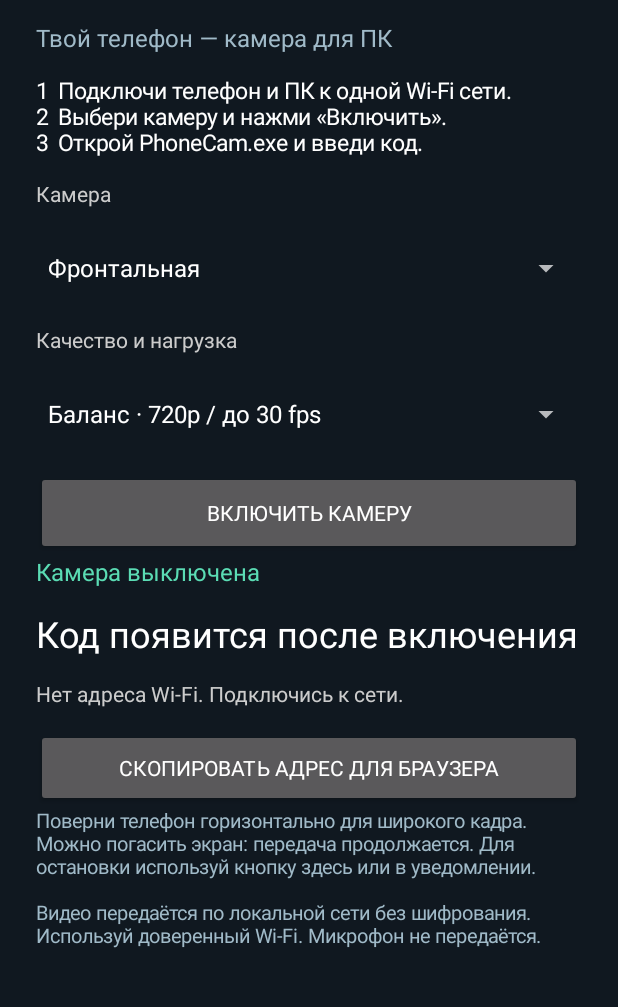
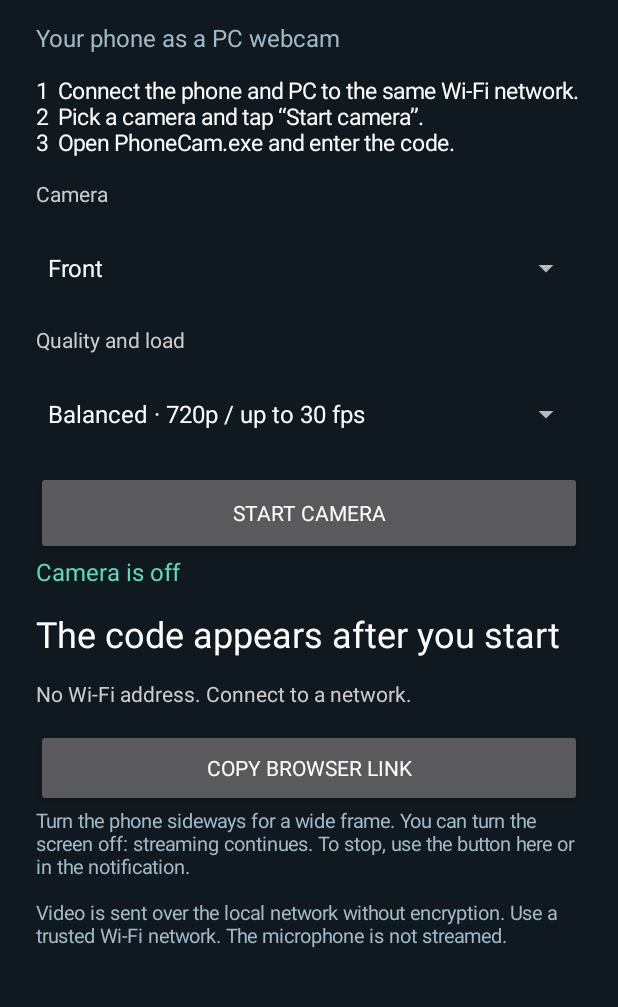
Before and after one commit to rsxcore/phonecam, an Android app: the screen it shows after launch (MainActivity), on a phone screen of 412 x 824 dp, the part 110-1117 px from its top. Run offline under Robolectric (Android 15) with nearby library versions, the phone set to English and light mode, and no system bars.

Commit message:
Translate docs and UI to English, add MIT license
- Rewrite README, DEVELOPMENT, TEST_REPORT, ROADMAP, HANDOFF in English
  with badges, tables, callouts and an architecture diagram
- Position PhoneCam as a free, open-source DroidCam alternative
- Translate Android app, browser viewer and Win32 client UI strings
- Add MIT LICENSE

Co-Authored-By: Claude Opus 5.5 <noreply@anthropic.com>

```diff
--- a/android/app/src/main/java/com/phonecam/MainActivity.kt
+++ b/android/app/src/main/java/com/phonecam/MainActivity.kt
@@ -50,34 +50,34 @@ class MainActivity : Activity() {
             root.addView(this, LinearLayout.LayoutParams(-1, -2).apply { bottomMargin = dp(14) })
         }
         text("PhoneCam", 34f)
-        text("Твой телефон — камера для ПК", 16f, Color.rgb(160, 186, 200))
-        text("1  Подключи телефон и ПК к одной Wi-Fi сети.\n2  Выбери камеру и нажми «Включить».\n3  Открой PhoneCam.exe и введи код.", 15f)
-        text("Камера", 14f, Color.LTGRAY)
+        text("Your phone as a PC webcam", 16f, Color.rgb(160, 186, 200))
+        text("1  Connect the phone and PC to the same Wi-Fi network.\n2  Pick a camera and tap “Start camera”.\n3  Open PhoneCam.exe and enter the code.", 15f)
+        text("Camera", 14f, Color.LTGRAY)
         fun spinner(items: Array<String>): Spinner = Spinner(this).apply {
             adapter = ArrayAdapter(this@MainActivity, android.R.layout.simple_spinner_dropdown_item, items)
             root.addView(this, LinearLayout.LayoutParams(-1, dp(52)).apply { bottomMargin = dp(12) })
         }
-        lens = spinner(arrayOf("Фронтальная", "Основная"))
-        text("Качество и нагрузка", 14f, Color.LTGRAY)
-        preset = spinner(arrayOf("Баланс · 720p / до 30 fps", "Экономия · 480p / до 15 fps", "Детали · 720p / до 30 fps, JPEG 90"))
+        lens = spinner(arrayOf("Front", "Back"))
+        text("Quality and load", 14f, Color.LTGRAY)
+        preset = spinner(arrayOf("Balanced · 720p / up to 30 fps", "Saver · 480p / up to 15 fps", "Detail · 720p / up to 30 fps, JPEG 90"))
         val prefs = getSharedPreferences("settings", MODE_PRIVATE)
         lens.setSelection(prefs.getInt("lens", 0).coerceIn(0, 1))
         preset.setSelection(prefs.getInt("preset", 0).coerceIn(0, 2))
-        toggle = Button(this).apply { text = "Включить камеру"; root.addView(this, LinearLayout.LayoutParams(-1, dp(56))) }
-        status = text("Камера выключена", 16f, Color.rgb(91, 220, 180))
-        pairing = text("Код появится после включения", 24f)
+        toggle = Button(this).apply { text = "Start camera"; root.addView(this, LinearLayout.LayoutParams(-1, dp(56))) }
+        status = text("Camera is off", 16f, Color.rgb(91, 220, 180))
+        pairing = text("The code appears after you start", 24f)
         address = text("", 14f, Color.LTGRAY).apply { setTextIsSelectable(true) }
         Button(this).apply {
-            text = "Скопировать адрес для браузера"
+            text = "Copy browser link"
             root.addView(this, LinearLayout.LayoutParams(-1, dp(52)))
             setOnClickListener {
                 if (currentUrl.isNotEmpty()) {
                     getSystemService(ClipboardManager::class.java).setPrimaryClip(ClipData.newPlainText("PhoneCam", currentUrl))
-                    Toast.makeText(this@MainActivity, "Адрес скопирован", Toast.LENGTH_SHORT).show()
+                    Toast.makeText(this@MainActivity, "Link copied", Toast.LENGTH_SHORT).show()
                 }
             }
         }
-        text("Поверни телефон горизонтально для широкого кадра. Можно погасить экран: передача продолжается. Для остановки используй кнопку здесь или в уведомлении.\n\nВидео передаётся по локальной сети без шифрования. Используй доверенный Wi-Fi. Микрофон не передаётся.", 13f, Color.rgb(160, 186, 200))
+        text("Turn the phone sideways for a wide frame. You can turn the screen off: streaming continues. To stop, use the button here or in the notification.\n\nVideo is sent over the local network without encryption. Use a trusted Wi-Fi network. The microphone is not streamed.", 13f, Color.rgb(160, 186, 200))
         toggle.setOnClickListener {
             if (StreamService.running || StreamService.starting) {
                 stopService(Intent(this, StreamService::class.java)); pending = false
@@ -114,24 +114,24 @@ class MainActivity : Activity() {
         super.onRequestPermissionsResult(requestCode, permissions, results)
         if (requestCode == 1) {
             if (results.firstOrNull() == PackageManager.PERMISSION_GRANTED) begin()
-            else Toast.makeText(this, "Разреши доступ к камере для передачи видео", Toast.LENGTH_LONG).show()
+            else Toast.makeText(this, "Allow camera access to stream video", Toast.LENGTH_LONG).show()
         } else if (requestCode == 2) launch()
     }
     private fun refresh() {
         if (ticks++ % 5 == 0) cachedIp = localIpv4()
         val active = StreamService.running || StreamService.starting || pending
         lens.isEnabled = !active; preset.isEnabled = !active
-        toggle.text = if (active) "Выключить камеру" else "Включить камеру"
+        toggle.text = if (active) "Stop camera" else "Start camera"
         toggle.isEnabled = !pending
-        pairing.text = if (active && StreamService.code.isNotEmpty()) "Код  ${StreamService.code}" else "Код появится после включения"
+        pairing.text = if (active && StreamService.code.isNotEmpty()) "Code  ${StreamService.code}" else "The code appears after you start"
         currentUrl = if (active && cachedIp != null) "http://$cachedIp:${StreamService.PORT}/?code=${StreamService.code}" else ""
-        address.text = if (cachedIp == null) "Нет адреса Wi-Fi. Подключись к сети." else "Адрес телефона: $cachedIp:${StreamService.PORT}\n$currentUrl"
+        address.text = if (cachedIp == null) "No Wi-Fi address. Connect to a network." else "Phone address: $cachedIp:${StreamService.PORT}\n$currentUrl"
         val frames = StreamService.frames
         status.text = when {
-            StreamService.lastError != null -> "Ошибка: ${StreamService.lastError}"
-            StreamService.starting || pending -> "Запускаю камеру…"
-            StreamService.running -> "Передача · ${(frames - lastFrames).coerceAtLeast(0)} fps · зрителей: ${StreamService.viewers}"
-            else -> "Камера выключена"
+            StreamService.lastError != null -> "Error: ${StreamService.lastError}"
+            StreamService.starting || pending -> "Starting camera…"
+            StreamService.running -> "Streaming · ${(frames - lastFrames).coerceAtLeast(0)} fps · viewers: ${StreamService.viewers}"
+            else -> "Camera is off"
         }
         lastFrames = frames
     }
--- a/android/app/src/main/java/com/phonecam/MjpegServer.kt
+++ b/android/app/src/main/java/com/phonecam/MjpegServer.kt
@@ -125,9 +125,9 @@ class MjpegServer(private val port: Int, private val code: String) {
         } finally { clients.remove(client) }
     }
     private fun page() = """
-        <!doctype html><html lang="ru"><meta charset="utf-8"><meta name="viewport" content="width=device-width">
+        <!doctype html><html lang="en"><meta charset="utf-8"><meta name="viewport" content="width=device-width">
         <title>PhoneCam</title><style>body{background:#101820;color:#eef5fa;font:16px system-ui;text-align:center;overflow:hidden}img{max-width:85vw;max-height:72vh;object-fit:contain;margin:5vh auto}footer{position:fixed;bottom:12px;width:100%}</style>
-        <h2>PhoneCam · просмотр</h2><img id="camera" src="/stream?code=$code"><footer>Для видеозвонков выбери камеру PhoneCam на ПК.</footer>
+        <h2>PhoneCam · viewer</h2><img id="camera" src="/stream?code=$code"><footer>For video calls, select the PhoneCam camera on your PC.</footer>
         <script>setInterval(async()=>{try{let r=await(await fetch('/rotation?code=$code')).text();let n=Number(r);camera.style.transform='rotate('+n+'deg)';camera.style.maxWidth=(n%180?'65vh':'85vw');camera.style.maxHeight=(n%180?'85vw':'72vh')}catch(e){}},1000)</script></html>
     """.trimIndent()
 }
--- a/android/app/src/main/res/values/strings.xml
+++ b/android/app/src/main/res/values/strings.xml
@@ -1,6 +1,6 @@
 <resources>
 <string name="app_name">PhoneCam</string>
-<string name="notification_channel">Передача видео</string>
-<string name="notification_title">PhoneCam передаёт видео</string>
-<string name="notification_stop">Выключить</string>
+<string name="notification_channel">Video streaming</string>
+<string name="notification_title">PhoneCam is streaming video</string>
+<string name="notification_stop">Stop</string>
 </resources>
```
Also changed, not shown: 8 other files.
